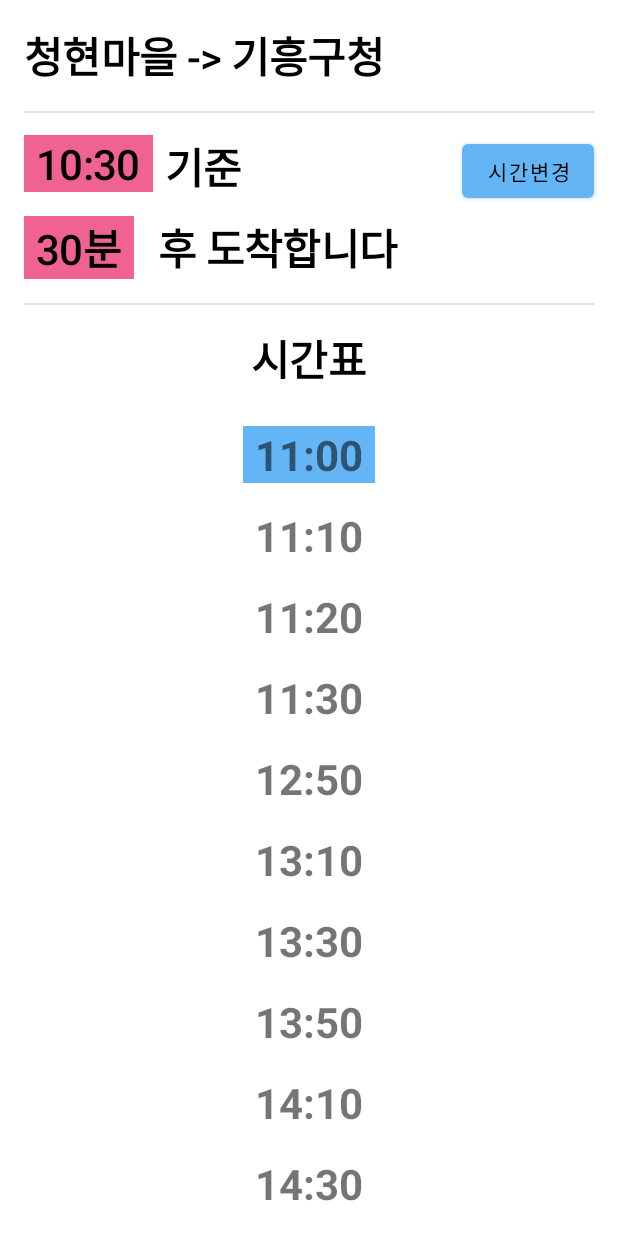
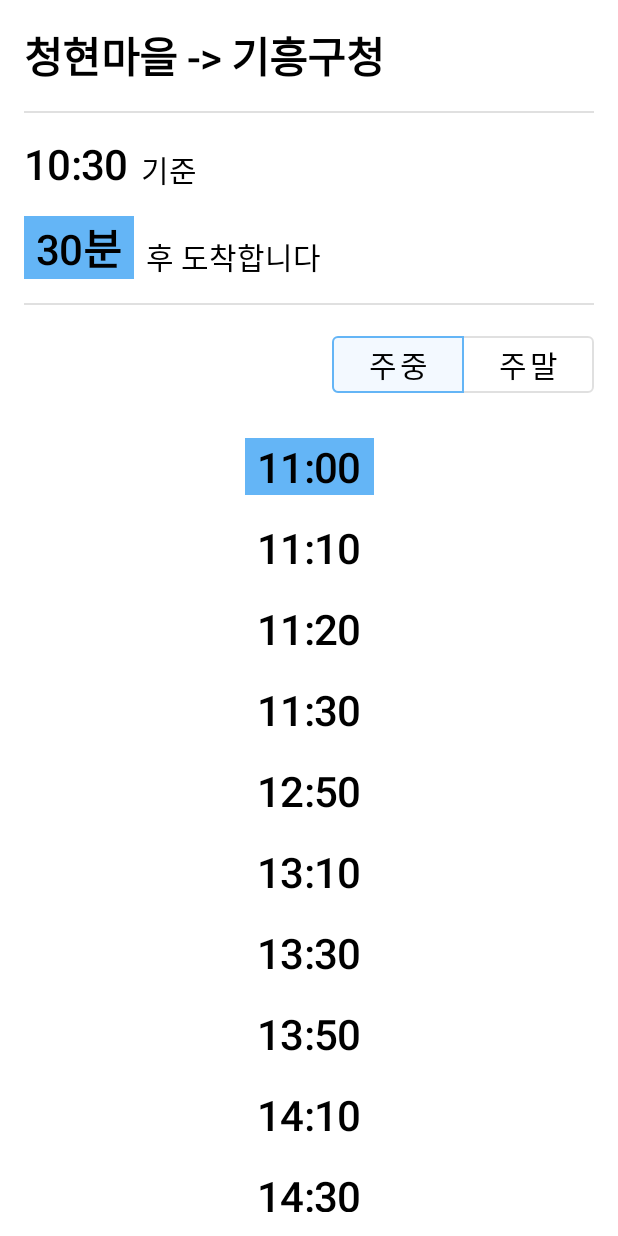
Before and after one commit to mjjang88/Cheonghyun-Bus-Schedule, an Android app: the screen it shows after launch (MainActivity), after a tap on "청현마을 -> 기흥구청", on a phone screen of 412 x 824 dp. Run offline under Robolectric (Android 15) with nearby library versions, the phone set to English and light mode, and no system bars; our stand-ins replace data binding; network calls fail; 1 statement that could not run was skipped; 1 other tap on this screen came first.

Commit message:
1.레이아웃 변경 2.주중/주말 탭 추가 3.공유기능 추가

```diff
--- a/app/src/main/java/com/mjjang/cheonghyunbusschedule/ui/ScheduleFragment.kt
+++ b/app/src/main/java/com/mjjang/cheonghyunbusschedule/ui/ScheduleFragment.kt
@@ -8,6 +8,7 @@ import android.view.ViewGroup
 import androidx.fragment.app.Fragment
 import androidx.lifecycle.MutableLiveData
 import androidx.navigation.fragment.navArgs
+import com.mjjang.cheonghyunbusschedule.R
 import com.mjjang.cheonghyunbusschedule.adapter.ScheduleAdapter
 import com.mjjang.cheonghyunbusschedule.data.BusSchedule
 import com.mjjang.cheonghyunbusschedule.databinding.FragmentScheduleBinding
@@ -39,8 +40,11 @@ class ScheduleFragment : Fragment() {
 
         val adapter = ScheduleAdapter()
         binding.recyclerSchedule.adapter = adapter
+        binding.recyclerSchedule.itemAnimator = null
         schedule.observe(viewLifecycleOwner) {
-            adapter.submitList(it)
+            adapter.submitList(it) {
+                mTime.value = getCurrentTime()
+            }
         }
 
         mTime.observe(viewLifecycleOwner) {
@@ -55,32 +59,39 @@ class ScheduleFragment : Fragment() {
             }
         }
 
-        binding.btnChangeTime.setOnClickListener {
-            val simpleDataFormat = SimpleDateFormat("HH:mm")
-            val date = simpleDataFormat.parse(binding.textTime.text.toString())
-            Calendar.getInstance().time = date
-            TimePickerDialog(
-                requireContext(),
-                android.R.style.Theme_Holo_Light_Dialog,
-                { p0, p1, p2 ->
-                    mTime.value = "$p1:$p2"
-                },
-                Calendar.getInstance().get(Calendar.HOUR_OF_DAY),
-                Calendar.getInstance().get(Calendar.MINUTE),
-                false
-            ).show()
+        binding.textBusLine.text = "${getFromToFullString(args.from)} -> ${getFromToFullString(args.to)}"
+
+        // 버스, 노선, 시간에 알맞은 시간표를 가져와서 adapter에 씀
+        binding.toggleWeek.addOnButtonCheckedListener { group, checkedId, isChecked ->
+            if (!isChecked) return@addOnButtonCheckedListener
+            when (checkedId) {
+                R.id.btn_weekday -> {
+                    setScheduleData(args.bus, args.from, args.to, Calendar.MONDAY)
+                    binding.textAlert.visibility = View.GONE
+                }
+                R.id.btn_weekend -> {
+                    setScheduleData(args.bus, args.from, args.to, Calendar.SATURDAY)
+                    binding.textAlert.visibility = View.VISIBLE
+                }
+            }
         }
 
-        binding.textBusLine.text = "${getFromToFullString(args.from)} -> ${getFromToFullString(args.to)}"
+        if (isWeekDay(Calendar.getInstance().get(Calendar.DAY_OF_WEEK))) {
+            binding.toggleWeek.check(R.id.btn_weekday)
+        } else {
+            binding.toggleWeek.check(R.id.btn_weekend)
+        }
 
-        val currentTime = getCurrentTime()
-        // 버스, 노선, 시간에 알맞은 시간표를 가져와서 adapter에 씀
-        setScheduleData(args.bus, args.from, args.to, currentTime, Calendar.getInstance().get(Calendar.DAY_OF_WEEK))
+        if (args.bus == "28-1") {
+            binding.textAlert.text = "일요일/공휴일은 운행하지 않습니다"
+        } else {
+            binding.textAlert.text = "공휴일은 주말시간표로 운행합니다"
+        }
 
         return binding.root
     }
 
-    private fun setScheduleData(bus: String, from: String, to: String, time: String, dayOfWeek: Int) {
+    private fun setScheduleData(bus: String, from: String, to: String, dayOfWeek: Int) {
         busSchedule = getBusSchedule(bus, from, to, isWeekDay(dayOfWeek))
 
         // 28-1번은 일요일, 공휴일에는 운행하지 않음
@@ -88,8 +99,6 @@ class ScheduleFragment : Fragment() {
         if (bus == "28-1" && dayOfWeek == Calendar.SUNDAY) {
             busSchedule = emptyArray()
         }
-
-        mTime.value = time
 
         schedule.value = busSchedule.toList()
     }
--- a/app/src/main/res/layout/fragment_schedule.xml
+++ b/app/src/main/res/layout/fragment_schedule.xml
@@ -28,13 +28,10 @@
             android:id="@+id/text_time"
             android:layout_width="wrap_content"
             android:layout_height="wrap_content"
-            android:background="?attr/colorAccent"
             app:layout_constraintTop_toBottomOf="@id/text_bus_line"
             app:layout_constraintLeft_toLeftOf="parent"
             android:layout_marginTop="@dimen/margin_double"
             android:layout_marginLeft="@dimen/margin_normal"
-            android:paddingLeft="@dimen/margin_half"
-            android:paddingRight="@dimen/margin_half"
             style="@style/TextBigTitle"/>
 
         <TextView
@@ -42,69 +39,97 @@
             android:layout_width="wrap_content"
             android:layout_height="wrap_content"
             android:text="@string/time_tail"
-            app:layout_constraintTop_toTopOf="@id/text_time"
+            app:layout_constraintBottom_toBottomOf="@id/text_time"
             app:layout_constraintLeft_toRightOf="@+id/text_time"
             android:layout_marginLeft="@dimen/margin_half"
-            style="@style/TextBigTitle"/>
+            style="@style/TextTitle"/>
 
-        <Button
-            android:id="@+id/btn_change_time"
+        <LinearLayout
+            android:id="@+id/layout_arrive"
             android:layout_width="wrap_content"
             android:layout_height="wrap_content"
-            android:text="@string/change_time"
-            android:textColor="?attr/colorOnSurface"
-            app:layout_constraintTop_toTopOf="@id/text_time"
-            app:layout_constraintRight_toRightOf="parent"
-            android:layout_marginRight="@dimen/margin_normal"/>
+            android:orientation="horizontal"
+            app:layout_constraintTop_toBottomOf="@id/text_time"
+            app:layout_constraintLeft_toLeftOf="parent"
+            android:layout_marginTop="@dimen/margin_normal"
+            android:layout_marginLeft="@dimen/margin_normal">
 
             <TextView
                 android:id="@+id/text_arrive"
                 android:layout_width="wrap_content"
                 android:layout_height="wrap_content"
-            android:background="?attr/colorAccent"
-            app:layout_constraintTop_toBottomOf="@id/text_time"
-            app:layout_constraintLeft_toLeftOf="parent"
-            android:layout_marginTop="@dimen/margin_normal"
-            android:layout_marginLeft="@dimen/margin_normal"
+                android:background="?attr/colorPrimary"
                 android:paddingLeft="@dimen/margin_half"
                 android:paddingRight="@dimen/margin_half"
+                android:layout_marginRight="@dimen/margin_half"
                 style="@style/TextBigTitle"/>
 
             <TextView
                 android:id="@+id/text_arrive_tail"
                 android:layout_width="wrap_content"
                 android:layout_height="wrap_content"
+                android:layout_gravity="bottom"
                 android:text="@string/time_arrive_tail"
-            app:layout_constraintTop_toBottomOf="@id/text_time"
-            app:layout_constraintLeft_toRightOf="@id/text_arrive"
-            android:layout_marginTop="@dimen/margin_normal"
-            android:layout_marginLeft="@dimen/margin_normal"
-            style="@style/TextBigTitle"/>
+                style="@style/TextTitle"/>
+
+        </LinearLayout>
 
         <View
             style="@style/Divider"
-            app:layout_constraintTop_toBottomOf="@id/text_arrive_tail"
+            app:layout_constraintTop_toBottomOf="@id/layout_arrive"
             android:layout_marginTop="@dimen/margin_normal"
             android:layout_marginLeft="@dimen/margin_normal"
             android:layout_marginRight="@dimen/margin_normal"/>
 
-        <TextView
-            android:id="@+id/text_schedule"
+        <com.google.android.material.button.MaterialButtonToggleGroup
+            android:id="@+id/toggle_week"
             android:layout_width="wrap_content"
             android:layout_height="wrap_content"
-            android:text="@string/schedule"
-            app:layout_constraintTop_toBottomOf="@id/text_arrive_tail"
-            app:layout_constraintLeft_toLeftOf="parent"
+            app:singleSelection="true"
+            app:selectionRequired="true"
+            app:layout_constraintTop_toBottomOf="@id/layout_arrive"
             app:layout_constraintRight_toRightOf="parent"
             android:layout_marginTop="@dimen/margin_double"
-            style="@style/TextBigTitle"/>
+            android:layout_marginRight="@dimen/margin_normal">
+
+            <Button
+                android:id="@+id/btn_weekday"
+                android:layout_width="wrap_content"
+                android:layout_height="wrap_content"
+                android:text="@string/weekday"
+                android:textSize="@dimen/text_size_bigger"
+                android:textColor="?attr/colorOnSurface"
+                style="?attr/materialButtonOutlinedStyle"/>
+
+            <Button
+                android:id="@+id/btn_weekend"
+                android:layout_width="wrap_content"
+                android:layout_height="wrap_content"
+                android:text="@string/weekend"
+                android:textSize="@dimen/text_size_bigger"
+                android:textColor="?attr/colorOnSurface"
+                style="?attr/materialButtonOutlinedStyle"/>
+
+        </com.google.android.material.button.MaterialButtonToggleGroup>
+
+        <TextView
+            android:id="@+id/text_alert"
+            android:layout_width="wrap_content"
+            android:layout_height="wrap_content"
+            android:textColor="@color/colorRed"
+            app:layout_constraintTop_toBottomOf="@id/toggle_week"
+            app:layout_constraintRight_toRightOf="parent"
+            android:layout_marginTop="@dimen/margin_quarter"
+            android:layout_marginRight="@dimen/margin_normal"
+            android:visibility="gone"
+            style="@style/TextSub"/>
 
         <androidx.recyclerview.widget.RecyclerView
             android:id="@+id/recycler_schedule"
             android:layout_width="match_parent"
             android:layout_height="0dp"
             app:layoutManager="androidx.recyclerview.widget.LinearLayoutManager"
-            app:layout_constraintTop_toBottomOf="@id/text_schedule"
+            app:layout_constraintTop_toBottomOf="@id/text_alert"
             app:layout_constraintBottom_toBottomOf="parent"
             android:layout_marginTop="@dimen/margin_normal"
             android:layout_marginLeft="@dimen/margin_normal"
--- a/app/src/main/res/layout/list_item_schedule.xml
+++ b/app/src/main/res/layout/list_item_schedule.xml
@@ -19,8 +19,6 @@
             android:layout_height="wrap_content"
             android:gravity="center"
             android:text="@{time}"
-            android:textSize="@dimen/text_size_big_title"
-            android:textStyle="bold"
             android:background="@color/list_item_schedule_background_selector"
             app:layout_constraintTop_toTopOf="parent"
             app:layout_constraintBottom_toBottomOf="parent"
@@ -29,7 +27,8 @@
             android:layout_marginTop="@dimen/margin_half"
             android:layout_marginBottom="@dimen/margin_half"
             android:paddingLeft="@dimen/margin_half"
-            android:paddingRight="@dimen/margin_half"/>
+            android:paddingRight="@dimen/margin_half"
+            style="@style/TextBigTitle"/>
 
     </androidx.constraintlayout.widget.ConstraintLayout>
 
--- a/app/src/main/res/values/colors.xml
+++ b/app/src/main/res/values/colors.xml
@@ -3,4 +3,5 @@
     <color name="colorPrimary">#64b5f6</color>
     <color name="colorPrimaryDark">#2286c3</color>
     <color name="colorAccent">#f06292</color>
+    <color name="colorRed">#c62828</color>
 </resources>
--- a/app/src/main/res/values/dimen.xml
+++ b/app/src/main/res/values/dimen.xml
@@ -2,6 +2,7 @@
 <resources>
 
     <dimen name="margin_double">32dp</dimen>
+    <dimen name="margin_one_half">24dp</dimen>
     <dimen name="margin_normal">16dp</dimen>
     <dimen name="margin_half">8dp</dimen>
     <dimen name="margin_quarter">4dp</dimen>
--- a/app/src/main/res/values/strings.xml
+++ b/app/src/main/res/values/strings.xml
@@ -28,4 +28,7 @@
     <string name="time_tail">기준</string>
     <string name="time_arrive_tail">후 도착합니다</string>
     <string name="change_time">시간변경</string>
+
+    <string name="weekday">주중</string>
+    <string name="weekend">주말</string>
 </resources>
--- a/app/src/main/res/values/styles.xml
+++ b/app/src/main/res/values/styles.xml
@@ -22,9 +22,15 @@
     <style name="TextTitle">
         <item name="android:textAppearance">?attr/textAppearanceHeadline5</item>
         <item name="android:gravity">start|center_vertical</item>
-        <item name="android:textSize">@dimen/text_size_title</item>
+        <item name="android:textSize">@dimen/text_size_bigger</item>
         <item name="android:textColor">?attr/colorOnSurface</item>
-        <item name="android:textStyle">bold</item>
+    </style>
+
+    <style name="TextSub">
+        <item name="android:textAppearance">?attr/textAppearanceHeadline5</item>
+        <item name="android:gravity">start|center_vertical</item>
+        <item name="android:textSize">@dimen/text_size_big</item>
+        <item name="android:textColor">?attr/colorOnSurface</item>
     </style>
 
     <style name="Divider">
```
Also changed, not shown: app/src/main/java/com/mjjang/cheonghyunbusschedule/ui/HomeFragment.kt (+12 -0 lines), app/src/main/res/drawable/ic_baseline_share_24.xml (added, +10 -0 lines), app/src/main/res/layout/fragment_home.xml (+13 -2 lines). Lines whose indentation alone changed are shown as unchanged.
